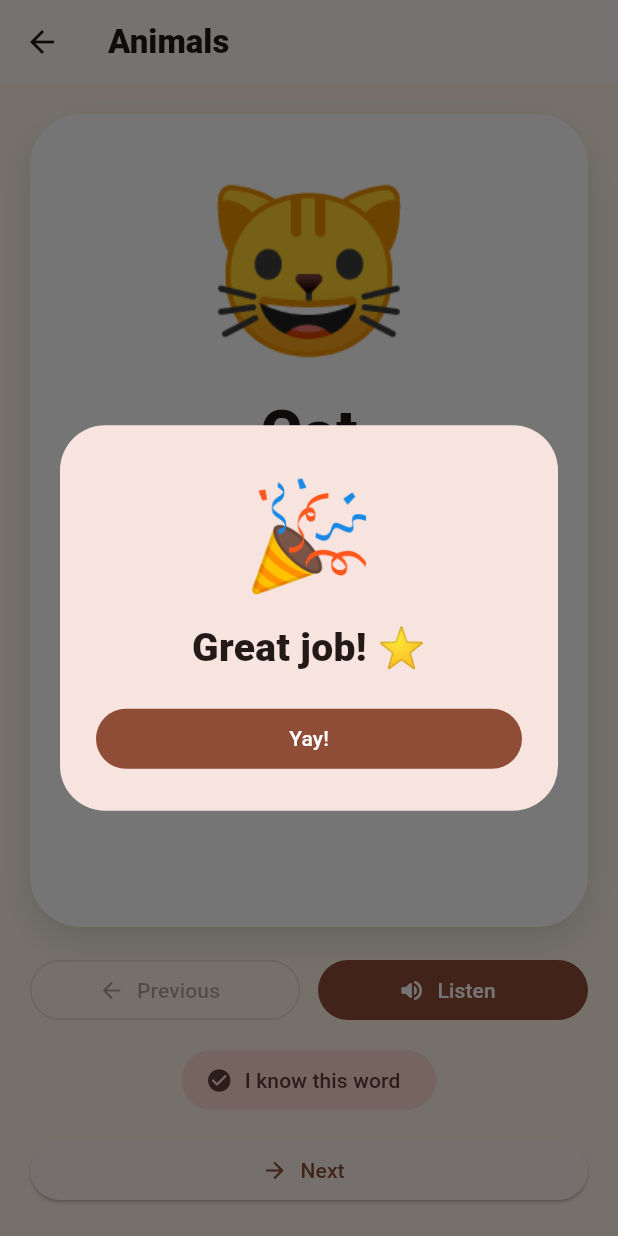
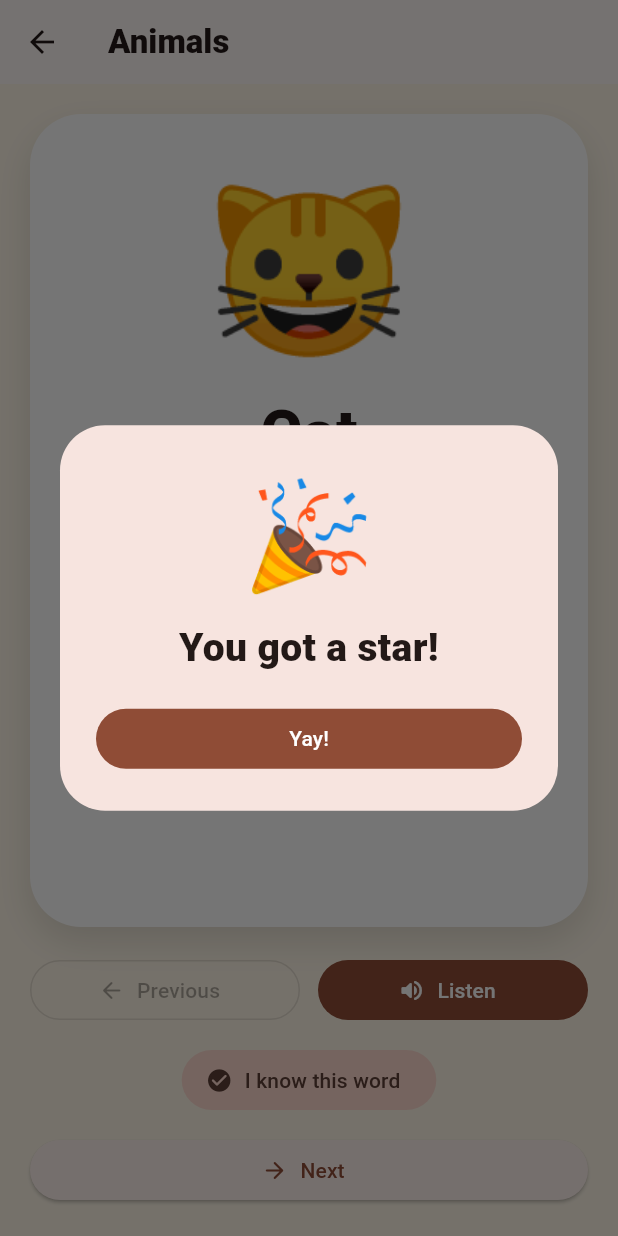
Before and after one commit to taycsharp/English4Kids, a Flutter app: the VocabularyScreen screen opened directly with sample values from the repository, after a tap on "I know this word", on a phone screen of 412 x 824 dp. Run offline on Flutter 3.47's test engine with Material 3 defaults, Android fonts, the phone set to English and light mode, and no system bars; our stand-ins replace audioplayers, flutter_tts, shared_preferences, speech_to_text; accounts and stored records are empty; Roboto replaces fonts that are missing (Arial).

Commit message:
Add kid-friendly sound effects and reward levels

```diff
--- a/lib/app.dart
+++ b/lib/app.dart
@@ -2,6 +2,7 @@ import 'package:flutter/material.dart';
 
 import 'screens/home_screen.dart';
 import 'services/progress_service.dart';
+import 'services/sound_effect_service.dart';
 import 'services/speech_service.dart';
 import 'services/tts_service.dart';
 
@@ -16,10 +17,12 @@ class _HappyEnglishKidsAppState extends State<HappyEnglishKidsApp> {
   final progressService = ProgressService();
   final ttsService = TtsService();
   final speechService = SpeechService();
+  final soundEffectService = SoundEffectService();
 
   @override
   void dispose() {
     ttsService.dispose();
+    soundEffectService.dispose();
     super.dispose();
   }
 
@@ -29,6 +32,7 @@ class _HappyEnglishKidsAppState extends State<HappyEnglishKidsApp> {
       progressService: progressService,
       ttsService: ttsService,
       speechService: speechService,
+      soundEffectService: soundEffectService,
       child: MaterialApp(
         title: 'Happy English Kids',
         debugShowCheckedModeBanner: false,
@@ -59,12 +63,14 @@ class AppScope extends InheritedWidget {
     required this.progressService,
     required this.ttsService,
     required this.speechService,
+    required this.soundEffectService,
     required super.child,
   });
 
   final ProgressService progressService;
   final TtsService ttsService;
   final SpeechService speechService;
+  final SoundEffectService soundEffectService;
 
   static AppScope of(BuildContext context) {
     final element = context.getElementForInheritedWidgetOfExactType<AppScope>();
--- a/lib/models/progress_data.dart
+++ b/lib/models/progress_data.dart
@@ -17,11 +17,18 @@ class ProgressData {
   final Map<String, int> topicStars;
   final int streakDays;
 
-  String get levelName {
-    if (totalStars >= 120) return 'Super Speaker';
-    if (totalStars >= 70) return 'English Explorer';
-    if (totalStars >= 30) return 'Smart Learner';
-    return 'Little Star';
+  String get levelName => levelNameForStars(totalStars);
+
+  static String levelNameForStars(int stars) {
+    if (stars >= 100) return 'Super Speaker';
+    if (stars >= 60) return 'English Explorer';
+    if (stars >= 30) return 'Smart Learner';
+    if (stars >= 10) return 'Little Star';
+    return 'Rising Star';
+  }
+
+  static bool levelChanged(int previousStars, int newStars) {
+    return levelNameForStars(previousStars) != levelNameForStars(newStars);
   }
 
   ProgressData copyWith({
--- a/lib/screens/home_screen.dart
+++ b/lib/screens/home_screen.dart
@@ -170,7 +170,7 @@ class _HomeHeader extends StatelessWidget {
               ),
               const SizedBox(height: 8),
               Text(
-                'Hello, $name! $levelName',
+                'Hello, $name! Level: $levelName',
                 style: textTheme.titleMedium?.copyWith(
                   color: const Color(0xFF6C6385),
                   fontWeight: FontWeight.w800,
--- a/lib/screens/progress_screen.dart
+++ b/lib/screens/progress_screen.dart
@@ -46,7 +46,7 @@ class _ProgressScreenState extends State<ProgressScreen> {
             decoration: BoxDecoration(gradient: const LinearGradient(colors: [Color(0xFFFFD54F), Color(0xFFFFA726)]), borderRadius: BorderRadius.circular(34)),
             child: Column(crossAxisAlignment: CrossAxisAlignment.start, children: [
               Text('⭐ ${progress.totalStars} Stars', style: const TextStyle(fontSize: 34, color: Colors.white, fontWeight: FontWeight.w900)),
-              Text(progress.levelName, style: const TextStyle(fontSize: 23, color: Colors.white, fontWeight: FontWeight.w800)),
+              Text('Level: ${progress.levelName}', style: const TextStyle(fontSize: 23, color: Colors.white, fontWeight: FontWeight.w800)),
             ]),
           ),
           const SizedBox(height: 18),
--- a/lib/screens/vocabulary_screen.dart
+++ b/lib/screens/vocabulary_screen.dart
@@ -1,6 +1,7 @@
 import 'package:flutter/material.dart';
 
 import '../app.dart';
+import '../models/progress_data.dart';
 import '../models/topic.dart';
 import '../widgets/reward_dialog.dart';
 import '../widgets/word_card.dart';
@@ -30,17 +31,20 @@ class _VocabularyScreenState extends State<VocabularyScreen> {
             Expanded(child: Center(child: WordCard(word: word))),
             const SizedBox(height: 18),
             Row(children: [
-              Expanded(child: OutlinedButton.icon(onPressed: index == 0 ? null : () => setState(() => index--), icon: const Icon(Icons.arrow_back_rounded), label: const Text('Previous'))),
+              Expanded(child: OutlinedButton.icon(onPressed: index == 0 ? null : () { scope.soundEffectService.playTap(); setState(() => index--); }, icon: const Icon(Icons.arrow_back_rounded), label: const Text('Previous'))),
               const SizedBox(width: 12),
               Expanded(child: FilledButton.icon(onPressed: () => scope.ttsService.speakWordAndSentence(word.word, word.simpleSentence), icon: const Icon(Icons.volume_up_rounded), label: const Text('Listen'))),
             ]),
             const SizedBox(height: 12),
             FilledButton.tonalIcon(
               onPressed: () async {
+                final previous = await scope.progressService.loadProgress();
                 await scope.progressService.markLearned(word.id);
-                await scope.progressService.addStars(1, topic: widget.topic.name);
+                final updated = await scope.progressService.addStars(1, topic: widget.topic.name);
+                await scope.soundEffectService.playCorrect();
                 if (!context.mounted) return;
-                await RewardDialog.show(context, 'Great job! ⭐');
+                final levelUp = ProgressData.levelChanged(previous.totalStars, updated.totalStars);
+                await RewardDialog.show(context, levelUp ? 'You got a star!\n${updated.levelName}!' : 'You got a star!', levelUp: levelUp);
               },
               icon: const Icon(Icons.check_circle_rounded),
               label: const Text('I know this word'),
@@ -49,7 +53,7 @@ class _VocabularyScreenState extends State<VocabularyScreen> {
             SizedBox(
               width: double.infinity,
               child: ElevatedButton.icon(
-                onPressed: index == widget.topic.words.length - 1 ? null : () => setState(() => index++),
+                onPressed: index == widget.topic.words.length - 1 ? null : () { scope.soundEffectService.playTap(); setState(() => index++); },
                 icon: const Icon(Icons.arrow_forward_rounded),
                 label: const Text('Next'),
               ),
--- /dev/null
+++ b/lib/services/sound_effect_service.dart
@@ -0,0 +1,45 @@
+import 'package:audioplayers/audioplayers.dart';
+
+/// Plays short, optional feedback sound effects for game-like interactions.
+///
+/// Vocabulary and sentence audio should continue to use flutter_tts. The files
+/// referenced here are intentionally small UI sound effects and may be added to
+/// assets/sounds/ later. Missing assets or playback errors are ignored so the
+/// app stays stable while placeholder references are wired up.
+class SoundEffectService {
+  SoundEffectService() {
+    _setReleaseModeSafely();
+  }
+
+  final AudioPlayer _player = AudioPlayer(playerId: 'sound_effects');
+
+  Future<void> _setReleaseModeSafely() async {
+    try {
+      await _player.setReleaseMode(ReleaseMode.stop);
+    } catch (_) {
+      // Ignore setup failures for optional sound effects.
+    }
+  }
+
+  Future<void> playTap() => _play('tap.mp3');
+
+  Future<void> playCorrect() => _play('correct.mp3');
+
+  Future<void> playTryAgain() => _play('try_again.mp3');
+
+  Future<void> playStar() => _play('star.mp3');
+
+  Future<void> playLevelUp() => _play('level_up.mp3');
+
+  Future<void> _play(String fileName) async {
+    try {
+      await _player.stop();
+      await _player.play(AssetSource('sounds/$fileName'));
+    } catch (_) {
+      // Sound effects are nice-to-have. Missing assets or platform audio
+      // failures should never interrupt a child using the app.
+    }
+  }
+
+  Future<void> dispose() => _player.dispose();
+}
--- a/lib/widgets/reward_dialog.dart
+++ b/lib/widgets/reward_dialog.dart
@@ -1,16 +1,37 @@
 import 'package:flutter/material.dart';
 
-class RewardDialog extends StatelessWidget {
-  const RewardDialog({super.key, required this.message});
+import '../app.dart';
+
+class RewardDialog extends StatefulWidget {
+  const RewardDialog({super.key, required this.message, this.levelUp = false});
 
   final String message;
+  final bool levelUp;
 
-  static Future<void> show(BuildContext context, String message) {
+  static Future<void> show(BuildContext context, String message, {bool levelUp = false}) {
     return showDialog<void>(
       context: context,
       barrierDismissible: true,
-      builder: (_) => RewardDialog(message: message),
+      builder: (_) => RewardDialog(message: message, levelUp: levelUp),
     );
+  }
+
+  @override
+  State<RewardDialog> createState() => _RewardDialogState();
+}
+
+class _RewardDialogState extends State<RewardDialog> {
+  @override
+  void initState() {
+    super.initState();
+    WidgetsBinding.instance.addPostFrameCallback((_) async {
+      if (!mounted) return;
+      final soundEffects = AppScope.of(context).soundEffectService;
+      await soundEffects.playStar();
+      if (widget.levelUp) {
+        await soundEffects.playLevelUp();
+      }
+    });
   }
 
   @override
@@ -22,10 +43,10 @@ class RewardDialog extends StatelessWidget {
         child: Column(
           mainAxisSize: MainAxisSize.min,
           children: [
-            const Text('🎉', style: TextStyle(fontSize: 70)),
+            Text(widget.levelUp ? '🌟🎉' : '🎉', style: const TextStyle(fontSize: 70)),
             const SizedBox(height: 6),
             Text(
-              message,
+              widget.message,
               textAlign: TextAlign.center,
               style: const TextStyle(fontSize: 26, fontWeight: FontWeight.w900),
             ),
--- a/pubspec.yaml
+++ b/pubspec.yaml
@@ -22,3 +22,5 @@ dev_dependencies:
 
 flutter:
   uses-material-design: true
+  assets:
+    - assets/sounds/
```
Also changed, not shown: lib/screens/listening_game_screen.dart (+10 -2 lines), lib/screens/picture_quiz_screen.dart (+10 -3 lines), lib/screens/pronunciation_screen.dart (+12 -4 lines), lib/screens/sentence_practice_screen.dart (+12 -4 lines), 2 other files.
